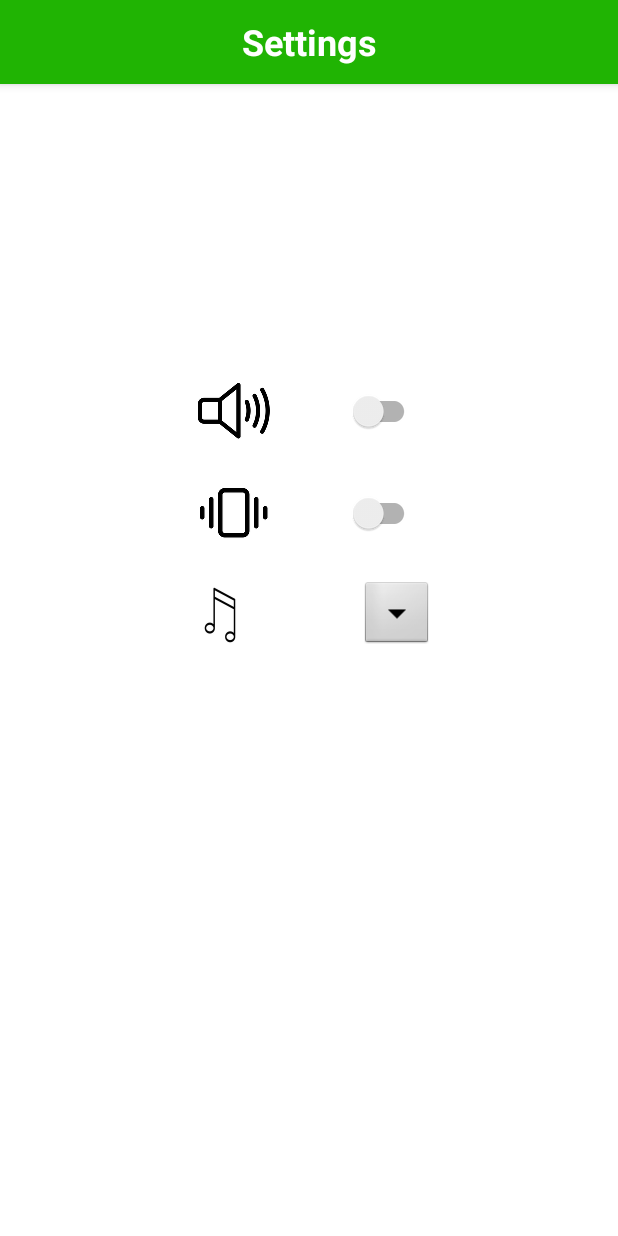
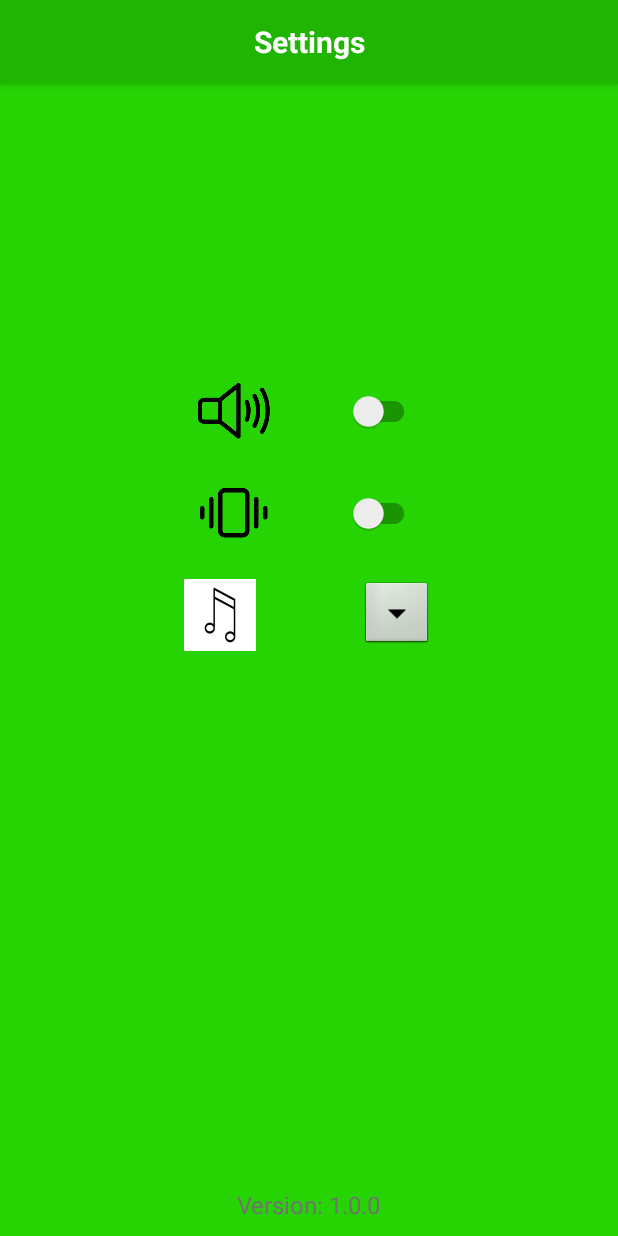
Before and after one commit to ShahzodJava/Tasbeh, an Android app: the SettingsActivity screen opened directly, with no data from a screen before it, on a phone screen of 412 x 824 dp. Run offline under Robolectric (Android 15) with nearby library versions, the phone set to English and light mode, and no system bars.

Commit message:
added textView(version:1.0.0) in activity setting

```diff
--- a/app/src/main/res/layout/activity_main.xml
+++ b/app/src/main/res/layout/activity_main.xml
@@ -19,7 +19,7 @@
                 android:layout_width="wrap_content"
                 android:layout_height="wrap_content"
                 android:text="SmartSoft"
-                android:textSize="24sp"
+                android:textSize="20sp"
                 android:textColor="@color/white"
                 android:textStyle="bold"
                 android:layout_gravity="center"/>
--- a/app/src/main/res/layout/activity_settings.xml
+++ b/app/src/main/res/layout/activity_settings.xml
@@ -4,7 +4,8 @@
     xmlns:tools="http://schemas.android.com/tools"
     android:layout_width="match_parent"
     android:layout_height="match_parent"
-    tools:context=".SettingsActivity">
+    tools:context=".SettingsActivity"
+    android:background="@color/primary_dark_color">
 
     <com.google.android.material.appbar.AppBarLayout
         android:layout_width="match_parent"
@@ -18,7 +19,7 @@
                 android:layout_width="wrap_content"
                 android:layout_height="wrap_content"
                 android:text="Settings"
-                android:textSize="24sp"
+                android:textSize="20sp"
                 android:textColor="@color/white"
                 android:textStyle="bold"
                 android:layout_gravity="center"/>
@@ -102,5 +103,14 @@
             />
 
     </RelativeLayout>
+    <TextView
+        android:layout_width="wrap_content"
+        android:layout_height="wrap_content"
+        android:text="Version: 1.0.0"
+        android:textColor="#747171"
+        android:layout_alignParentBottom="true"
+        android:layout_centerHorizontal="true"
+        android:layout_marginBottom="10dp"
+        android:textSize="16sp"/>
 
 </RelativeLayout>
```
